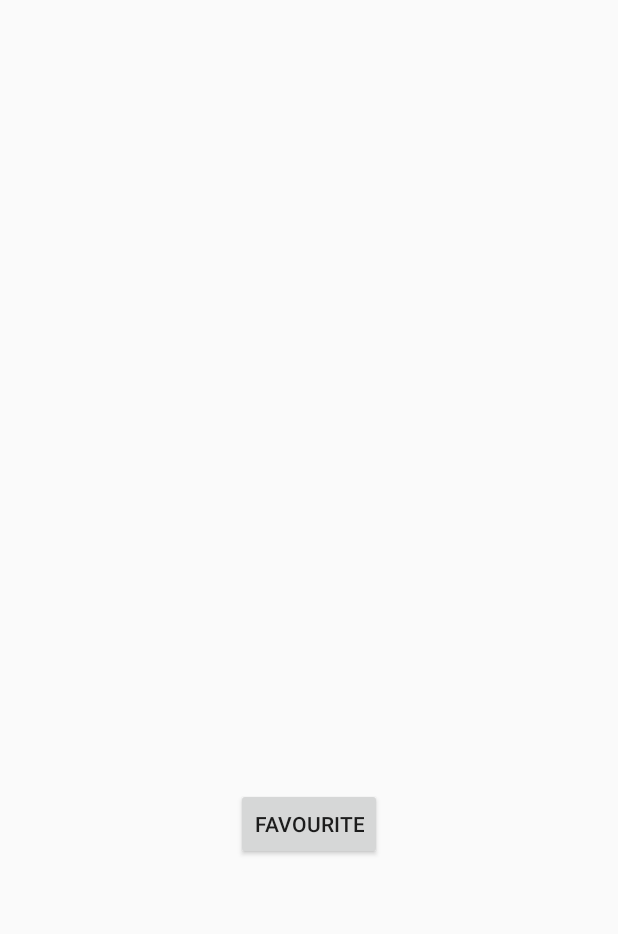
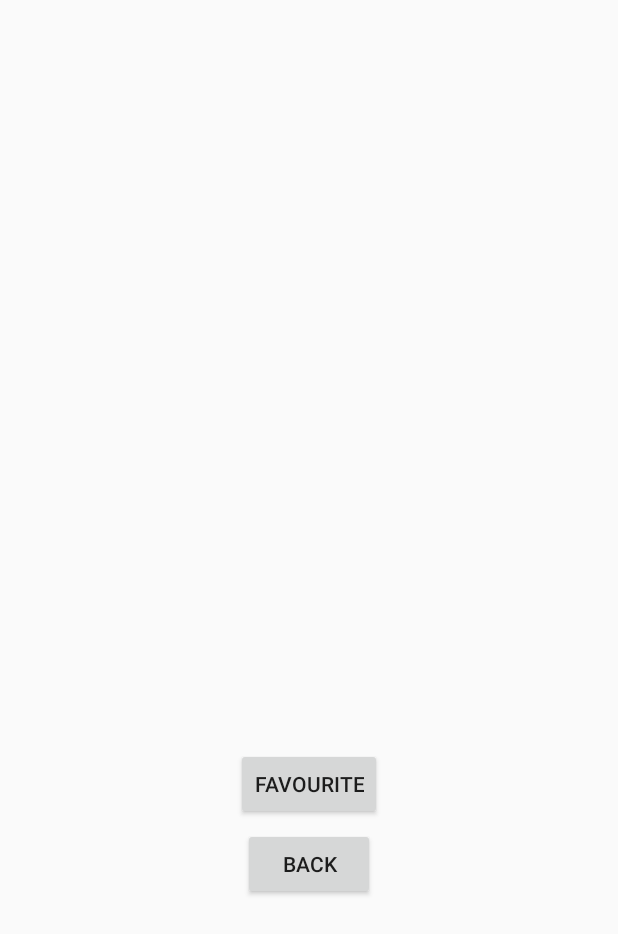
Before and after one commit to GabrielePanarello/RubricaAndroid, an Android app: the DetailActivity screen opened directly, with no data from a screen before it, on a phone screen of 412 x 824 dp. Shown: the top 934 px of the screen. Run offline under Robolectric (Android 15) with nearby library versions, the phone set to English and light mode, and no system bars; 1 statement that could not run was skipped.

```diff
--- a/app/src/main/java/com/example/gabrielepanarello/rubrica/logic/ArrayUtils.java
+++ b/app/src/main/java/com/example/gabrielepanarello/rubrica/logic/ArrayUtils.java
@@ -20,6 +20,8 @@ public class ArrayUtils {
 
     public static void init(){
         List<Contact> lsTmp = new ArrayList<Contact>();
+        lsTmp.add(new Contact(01,"Mambo Losco","392123455"));
+        lsTmp.add(new Contact(02,"Edo Fendi","3211234556"));
         Main_Singleton.getInstance().setContactList(lsTmp);
     }
 
@@ -47,12 +49,12 @@ public class ArrayUtils {
     public static void writeOnSharedPreferences(String number, Context context){
         SharedPreferences sharedPref = context.getSharedPreferences("favourites",Context.MODE_PRIVATE);
         SharedPreferences.Editor editor = sharedPref.edit();
-        editor.putString("favourites",number);
+        editor.putString("favourites_key",number);
         editor.commit();
     }
 
     public static String readOnSharedPreferences(Context context){
         SharedPreferences sharedPref = context.getSharedPreferences("favourites",Context.MODE_PRIVATE);
-        return sharedPref.getString("favourites","");
+        return sharedPref.getString("favourites_key",null);
     }
 }
--- a/app/src/main/java/com/example/gabrielepanarello/rubrica/ui/activity/DetailActivity.java
+++ b/app/src/main/java/com/example/gabrielepanarello/rubrica/ui/activity/DetailActivity.java
@@ -39,6 +39,14 @@ public class DetailActivity extends Activity {
         nameText.setText(inputName);
         numberText.setText(inputNumber);
 
+        Button favouriteButton = (Button) findViewById(R.id.favouriteButton);
+        favouriteButton.setOnClickListener(new View.OnClickListener() {
+            @Override
+            public void onClick(View view) {
+                ArrayUtils.writeOnSharedPreferences(inputNumber,DetailActivity.this);
+            }
+        });
+
         Button backButton = (Button) findViewById(R.id.backButton);
         backButton.setOnClickListener(new View.OnClickListener() {
             @Override
--- a/app/src/main/res/layout/detail_layout.xml
+++ b/app/src/main/res/layout/detail_layout.xml
@@ -42,12 +42,21 @@
         </LinearLayout>
 
         <Button
-            android:id="@+id/backButton"
+            android:id="@+id/favouriteButton"
             android:layout_width="wrap_content"
             android:layout_height="wrap_content"
             android:layout_marginTop="5dp"
             android:text="@string/textFavouriteButton"
             />
 
+        <Button
+            android:id="@+id/backButton"
+            android:layout_width="wrap_content"
+            android:layout_height="wrap_content"
+            android:layout_marginTop="5dp"
+            android:text="@string/textBackButton"
+            />
+
+
     </LinearLayout>
 </RelativeLayout>
```
Also changed, not shown: app/src/main/java/com/example/gabrielepanarello/rubrica/ui/adapter/CustomArrayAdapter.java (+6 -8 lines), app/src/main/res/layout/contacts_layout.xml (+4 -3 lines).
